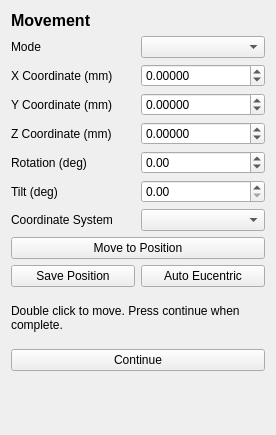
The window that fibsem/ui/qtdesigner_files/FibsemMovementWidget.ui (DeMarcoLab/fibsem) describes before a commit, drawn with Qt 5.
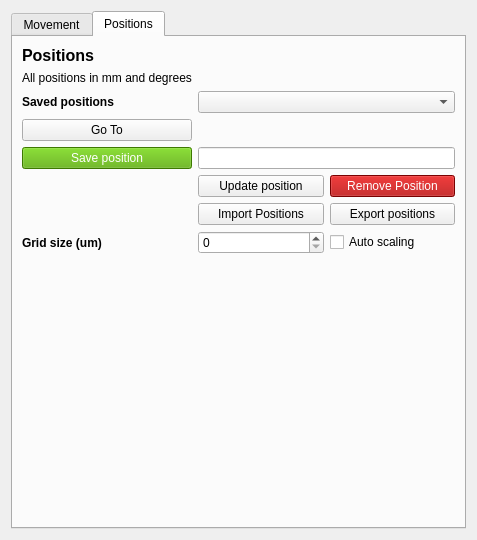
The same window after the commit. The open tabs and pages were chosen to show the change.

```diff
--- a/fibsem/ui/qtdesigner_files/FibsemMovementWidget.ui
+++ b/fibsem/ui/qtdesigner_files/FibsemMovementWidget.ui
@@ -6,192 +6,344 @@
    <rect>
     <x>0</x>
     <y>0</y>
-    <width>276</width>
-    <height>435</height>
+    <width>477</width>
+    <height>540</height>
    </rect>
   </property>
   <property name="windowTitle">
    <string>Form</string>
   </property>
   <layout class="QGridLayout" name="gridLayout">
-   <item row="3" column="1">
-    <widget class="QDoubleSpinBox" name="doubleSpinBox_movement_stage_x">
-     <property name="decimals">
-      <number>5</number>
-     </property>
-     <property name="minimum">
-      <double>-10000000000.000000000000000</double>
-     </property>
-     <property name="maximum">
-      <double>100000000000000000.000000000000000</double>
-     </property>
-    </widget>
-   </item>
-   <item row="6" column="1">
-    <widget class="QDoubleSpinBox" name="doubleSpinBox_movement_stage_rotation">
-     <property name="minimum">
-      <double>-360.000000000000000</double>
-     </property>
-     <property name="maximum">
-      <double>360.000000000000000</double>
-     </property>
-    </widget>
-   </item>
-   <item row="8" column="1">
-    <widget class="QComboBox" name="comboBox_movement_stage_coordinate_system"/>
-   </item>
-   <item row="5" column="1">
-    <widget class="QDoubleSpinBox" name="doubleSpinBox_movement_stage_z">
-     <property name="decimals">
-      <number>5</number>
-     </property>
-     <property name="minimum">
-      <double>-100000000000000000.000000000000000</double>
-     </property>
-     <property name="maximum">
-      <double>99999999999999991611392.000000000000000</double>
-     </property>
-    </widget>
-   </item>
-   <item row="5" column="0">
-    <widget class="QLabel" name="label_movement_stage_z">
-     <property name="text">
-      <string>Z Coordinate (mm)</string>
-     </property>
-    </widget>
-   </item>
-   <item row="1" column="1">
-    <widget class="QComboBox" name="comboBox_movement_mode"/>
-   </item>
-   <item row="10" column="1">
-    <widget class="QPushButton" name="pushButton_auto_eucentric">
-     <property name="text">
-      <string>Auto Eucentric</string>
-     </property>
-    </widget>
-   </item>
    <item row="4" column="0">
-    <widget class="QLabel" name="label_movement_stage_y">
-     <property name="text">
-      <string>Y Coordinate (mm)</string>
+    <widget class="QTabWidget" name="tabWidget">
+     <property name="currentIndex">
+      <number>0</number>
      </property>
+     <widget class="QWidget" name="tab_movement">
+      <attribute name="title">
+       <string>Movement</string>
+      </attribute>
+      <layout class="QGridLayout" name="gridLayout_2">
+       <item row="11" column="0" colspan="2">
+        <widget class="QPushButton" name="pushButton_continue">
+         <property name="text">
+          <string>Continue</string>
+         </property>
+        </widget>
+       </item>
+       <item row="1" column="1">
+        <widget class="QComboBox" name="comboBox_movement_mode"/>
+       </item>
+       <item row="8" column="0" colspan="2">
+        <widget class="QPushButton" name="pushButton_move">
+         <property name="text">
+          <string>Move to Position</string>
+         </property>
+        </widget>
+       </item>
+       <item row="10" column="0" colspan="2">
+        <widget class="QLabel" name="label_movement_instructions">
+         <property name="minimumSize">
+          <size>
+           <width>0</width>
+           <height>50</height>
+          </size>
+         </property>
+         <property name="text">
+          <string>Double click to move. Press continue when complete.</string>
+         </property>
+         <property name="wordWrap">
+          <bool>true</bool>
+         </property>
+        </widget>
+       </item>
+       <item row="7" column="0">
+        <widget class="QLabel" name="label_movement_stage_coordinate_system">
+         <property name="text">
+          <string>Coordinate System</string>
+         </property>
+        </widget>
+       </item>
+       <item row="3" column="0">
+        <widget class="QLabel" name="label_movement_stage_y">
+         <property name="text">
+          <string>Y Coordinate (mm)</string>
+         </property>
+        </widget>
+       </item>
+       <item row="4" column="0">
+        <widget class="QLabel" name="label_movement_stage_z">
+         <property name="text">
+          <string>Z Coordinate (mm)</string>
+         </property>
+        </widget>
+       </item>
+       <item row="6" column="1">
+        <widget class="QDoubleSpinBox" name="doubleSpinBox_movement_stage_tilt"/>
+       </item>
+       <item row="5" column="1">
+        <widget class="QDoubleSpinBox" name="doubleSpinBox_movement_stage_rotation">
+         <property name="minimum">
+          <double>-360.000000000000000</double>
+         </property>
+         <property name="maximum">
+          <double>360.000000000000000</double>
+         </property>
+        </widget>
+       </item>
+       <item row="1" column="0">
+        <widget class="QLabel" name="label_movement_mode">
+         <property name="text">
+          <string>Mode</string>
+         </property>
+        </widget>
+       </item>
+       <item row="4" column="1">
+        <widget class="QDoubleSpinBox" name="doubleSpinBox_movement_stage_z">
+         <property name="decimals">
+          <number>5</number>
+         </property>
+         <property name="minimum">
+          <double>-100000000000000000.000000000000000</double>
+         </property>
+         <property name="maximum">
+          <double>99999999999999991611392.000000000000000</double>
+         </property>
+        </widget>
+       </item>
+       <item row="0" column="0">
+        <widget class="QLabel" name="label_title">
+         <property name="font">
+          <font>
+           <pointsize>12</pointsize>
+           <weight>75</weight>
+           <bold>true</bold>
+          </font>
+         </property>
+         <property name="text">
+          <string>Movement</string>
+         </property>
+        </widget>
+       </item>
+       <item row="6" column="0">
+        <widget class="QLabel" name="label_movement_stage_tilt">
+         <property name="text">
+          <string>Tilt (deg)</string>
+         </property>
+        </widget>
+       </item>
+       <item row="7" column="1">
+        <widget class="QComboBox" name="comboBox_movement_stage_coordinate_system"/>
+       </item>
+       <item row="2" column="0">
+        <widget class="QLabel" name="label_movement_stage_x">
+         <property name="text">
+          <string>X Coordinate (mm)</string>
+         </property>
+        </widget>
+       </item>
+       <item row="5" column="0">
+        <widget class="QLabel" name="label_movement_stage_rotation">
+         <property name="text">
+          <string>Rotation (deg)</string>
+         </property>
+        </widget>
+       </item>
+       <item row="2" column="1">
+        <widget class="QDoubleSpinBox" name="doubleSpinBox_movement_stage_x">
+         <property name="decimals">
+          <number>5</number>
+         </property>
+         <property name="minimum">
+          <double>-10000000000.000000000000000</double>
+         </property>
+         <property name="maximum">
+          <double>100000000000000000.000000000000000</double>
+         </property>
+        </widget>
+       </item>
+       <item row="9" column="1">
+        <widget class="QPushButton" name="pushButton_auto_eucentric">
+         <property name="text">
+          <string>Auto Eucentric</string>
+         </property>
+        </widget>
+       </item>
+       <item row="3" column="1">
+        <widget class="QDoubleSpinBox" name="doubleSpinBox_movement_stage_y">
+         <property name="decimals">
+          <number>5</number>
+         </property>
+         <property name="minimum">
+          <double>-100000000000000000000.000000000000000</double>
+         </property>
+         <property name="maximum">
+          <double>10000000000000000905969664.000000000000000</double>
+         </property>
+        </widget>
+       </item>
+       <item row="12" column="0" colspan="2">
+        <spacer name="verticalSpacer">
+         <property name="orientation">
+          <enum>Qt::Vertical</enum>
+         </property>
+         <property name="sizeHint" stdset="0">
+          <size>
+           <width>20</width>
+           <height>40</height>
+          </size>
+         </property>
+        </spacer>
+       </item>
+      </layout>
+     </widget>
+     <widget class="QWidget" name="tab_positions">
+      <attribute name="title">
+       <string>Positions</string>
+      </attribute>
+      <layout class="QGridLayout" name="gridLayout_3">
+       <item row="2" column="1">
+        <widget class="QLabel" name="label_2">
+         <property name="font">
+          <font>
+           <weight>75</weight>
+           <bold>true</bold>
+          </font>
+         </property>
+         <property name="text">
+          <string>Saved positions</string>
+         </property>
+        </widget>
+       </item>
+       <item row="3" column="1">
+        <widget class="QPushButton" name="pushButton_go_to">
+         <property name="text">
+          <string>Go To</string>
+         </property>
+        </widget>
+       </item>
+       <item row="6" column="2">
+        <widget class="QPushButton" name="pushButton_import">
+         <property name="text">
+          <string>Import Positions</string>
+         </property>
+        </widget>
+       </item>
+       <item row="4" column="2" colspan="2">
+        <widget class="QLineEdit" name="lineEdit_position_name"/>
+       </item>
+       <item row="4" column="1">
+        <widget class="QPushButton" name="pushButton_save_position">
+         <property name="styleSheet">
+          <string notr="true">color: white; background-color: rgb(85, 170, 0)</string>
+         </property>
+         <property name="text">
+          <string>Save position</string>
+         </property>
+        </widget>
+       </item>
+       <item row="2" column="2" colspan="2">
+        <widget class="QComboBox" name="comboBox_positions"/>
+       </item>
+       <item row="9" column="1" colspan="3">
+        <spacer name="verticalSpacer_2">
+         <property name="orientation">
+          <enum>Qt::Vertical</enum>
+         </property>
+         <property name="sizeHint" stdset="0">
+          <size>
+           <width>20</width>
+           <height>40</height>
+          </size>
+         </property>
+        </spacer>
+       </item>
+       <item row="7" column="1">
+        <widget class="QLabel" name="label_5">
+         <property name="font">
+          <font>
+           <weight>75</weight>
+           <bold>true</bold>
+          </font>
+         </property>
+         <property name="text">
+          <string>Grid size (um)</string>
+         </property>
+        </widget>
+       </item>
+       <item row="1" column="1">
+        <widget class="QLabel" name="label_3">
+         <property name="text">
+          <string>All positions in mm and degrees</string>
+         </property>
+        </widget>
+       </item>
+       <item row="0" column="1">
+        <widget class="QLabel" name="label">
+         <property name="font">
+          <font>
+           <pointsize>12</pointsize>
+           <weight>75</weight>
+           <bold>true</bold>
+          </font>
+         </property>
+         <property name="text">
+          <string>Positions </string>
+         </property>
+        </widget>
+       </item>
+       <item row="8" column="1" colspan="3">
+        <widget class="QLabel" name="label_minimap">
+         <property name="text">
+          <string/>
+         </property>
+        </widget>
+       </item>
+       <item row="3" column="2" colspan="2">
+        <widget class="QLabel" name="label_current_position">
+         <property name="text">
+          <string/>
+         </property>
+        </widget>
+       </item>
+       <item row="5" column="2">
+        <widget class="QPushButton" name="pushButton_update_position">
+         <property name="text">
+          <string>Update position</string>
+         </property>
+        </widget>
+       </item>
+       <item row="7" column="2">
+        <widget class="QSpinBox" name="spinBox_x_lower"/>
+       </item>
+       <item row="5" column="3">
+        <widget class="QPushButton" name="pushButton_remove_position">
+         <property name="styleSheet">
+          <string notr="true">color: white; background-color: rgb(170, 0, 0)</string>
+         </property>
+         <property name="text">
+          <string>Remove Position</string>
+         </property>
+        </widget>
+       </item>
+       <item row="7" column="3">
+        <widget class="QCheckBox" name="checkBox">
+         <property name="text">
+          <string>Auto scaling</string>
+         </property>
+        </widget>
+       </item>
+       <item row="6" column="3">
+        <widget class="QPushButton" name="pushButton_export">
+         <property name="text">
+          <string>Export positions</string>
+         </property>
+        </widget>
+       </item>
+      </layout>
+     </widget>
     </widget>
    </item>
-   <item row="12" column="0" colspan="2">
-    <widget class="QPushButton" name="pushButton_continue">
-     <property name="text">
-      <string>Continue</string>
-     </property>
-    </widget>
-   </item>
-   <item row="4" column="1">
-    <widget class="QDoubleSpinBox" name="doubleSpinBox_movement_stage_y">
-     <property name="decimals">
-      <number>5</number>
-     </property>
-     <property name="minimum">
-      <double>-100000000000000000000.000000000000000</double>
-     </property>
-     <property name="maximum">
-      <double>10000000000000000905969664.000000000000000</double>
-     </property>
-    </widget>
-   </item>
-   <item row="10" column="0">
-    <widget class="QPushButton" name="pushButton_save_position">
-     <property name="text">
-      <string>Save Position</string>
-     </property>
-    </widget>
-   </item>
-   <item row="0" column="0" colspan="2">
-    <widget class="QLabel" name="label_title">
-     <property name="font">
-      <font>
-       <pointsize>12</pointsize>
-       <weight>75</weight>
-       <bold>true</bold>
-      </font>
-     </property>
-     <property name="text">
-      <string>Movement</string>
-     </property>
-    </widget>
-   </item>
-   <item row="3" column="0">
-    <widget class="QLabel" name="label_movement_stage_x">
-     <property name="text">
-      <string>X Coordinate (mm)</string>
-     </property>
-    </widget>
-   </item>
-   <item row="9" column="0" colspan="2">
-    <widget class="QPushButton" name="pushButton_move">
-     <property name="text">
-      <string>Move to Position</string>
-     </property>
-    </widget>
-   </item>
-   <item row="6" column="0">
-    <widget class="QLabel" name="label_movement_stage_rotation">
-     <property name="text">
-      <string>Rotation (deg)</string>
-     </property>
-    </widget>
-   </item>
-   <item row="7" column="1">
-    <widget class="QDoubleSpinBox" name="doubleSpinBox_movement_stage_tilt"/>
-   </item>
-   <item row="1" column="0">
-    <widget class="QLabel" name="label_movement_mode">
-     <property name="text">
-      <string>Mode</string>
-     </property>
-    </widget>
-   </item>
-   <item row="8" column="0">
-    <widget class="QLabel" name="label_movement_stage_coordinate_system">
-     <property name="text">
-      <string>Coordinate System</string>
-     </property>
-    </widget>
-   </item>
-   <item row="11" column="0" colspan="2">
-    <widget class="QLabel" name="label_movement_instructions">
-     <property name="minimumSize">
-      <size>
-       <width>0</width>
-       <height>50</height>
-      </size>
-     </property>
-     <property name="text">
-      <string>Double click to move. Press continue when complete.</string>
-     </property>
-     <property name="wordWrap">
-      <bool>true</bool>
-     </property>
-    </widget>
-   </item>
-   <item row="7" column="0">
-    <widget class="QLabel" name="label_movement_stage_tilt">
-     <property name="text">
-      <string>Tilt (deg)</string>
-     </property>
-    </widget>
-   </item>
-   <item row="13" column="0" colspan="2">
-    <spacer name="verticalSpacer">
-     <property name="orientation">
-      <enum>Qt::Vertical</enum>
-     </property>
-     <property name="sizeHint" stdset="0">
-      <size>
-       <width>20</width>
-       <height>40</height>
-      </size>
-     </property>
-    </spacer>
-   </item>
   </layout>
  </widget>
  <resources/>
```
